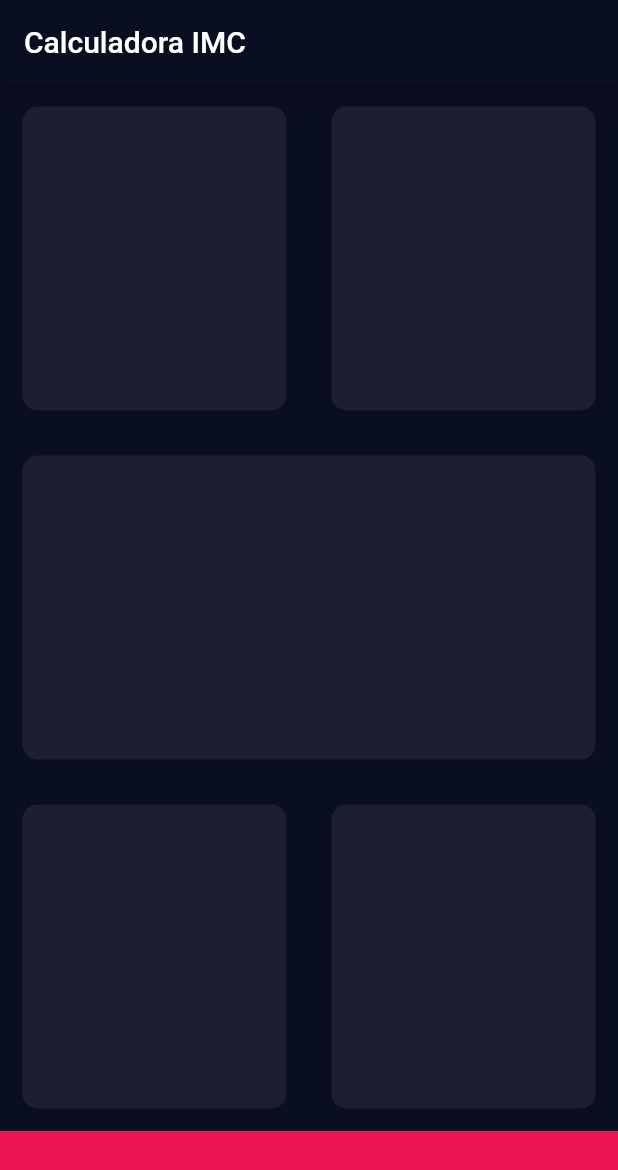
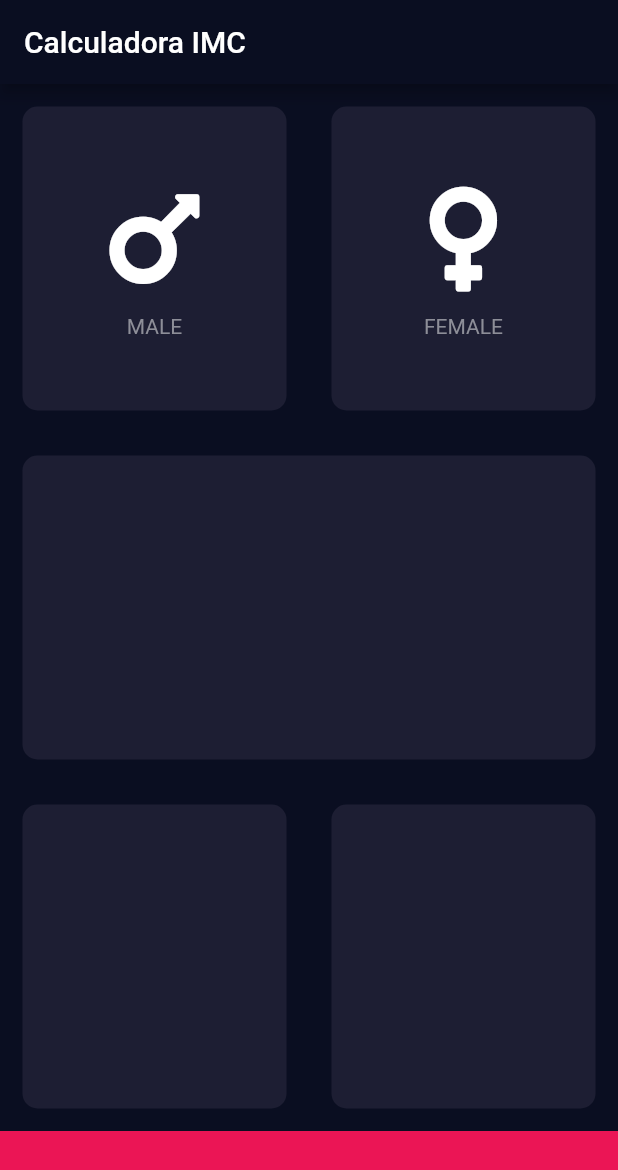
Before and after one commit to WaAlvis/CalculatorIMC, a Flutter app: the screen it shows after launch, on a phone screen of 412 x 824 dp. Shown: the top 1170 px of the screen. Run offline on Flutter 3.47's test engine with Material 2 defaults, Android fonts, the phone set to English and light mode, and no system bars; our stand-ins replace font_awesome_flutter.

Commit message:
extayendo nuevos widgets

```diff
--- /dev/null
+++ b/lib/custon_widgets/icon_content.dart
@@ -0,0 +1,29 @@
+import 'package:flutter/material.dart';
+
+
+class IconContent extends StatelessWidget {
+  IconContent({this.icon, this.label});
+
+  final IconData icon;
+  final String label;
+
+  @override
+  Widget build(BuildContext context) {
+    return Column(
+      mainAxisAlignment: MainAxisAlignment.center,
+      children: <Widget>[
+        Icon(
+          icon,
+          size: 80,
+        ),
+        SizedBox(
+          height: 10,
+        ),
+        Text(
+          label,
+          style: TextStyle(color: Color(0xFF8D8E98)),
+        )
+      ],
+    );
+  }
+}
--- /dev/null
+++ b/lib/custon_widgets/reusable_card.dart
@@ -0,0 +1,20 @@
+import 'package:flutter/material.dart';
+
+class ReusableCard extends StatelessWidget {
+  ReusableCard({@required this.colour, this.cardChild});
+
+  final Color colour;
+  final Widget cardChild;
+
+  @override
+  Widget build(BuildContext context) {
+    return Container(
+      child: cardChild,
+      margin: EdgeInsets.all(15),
+      decoration: BoxDecoration(
+        color: colour,
+        borderRadius: BorderRadius.circular(10.0),
+      ),
+    );
+  }
+}
--- a/lib/input_page.dart
+++ b/lib/input_page.dart
@@ -1,4 +1,8 @@
 import 'package:flutter/material.dart';
+import 'package:font_awesome_flutter/font_awesome_flutter.dart';
+
+import 'custon_widgets/icon_content.dart';
+import 'custon_widgets/reusable_card.dart';
 
 const bottomContainerHeight = 70.0;
 const activeCardColour = Color(0xFF1D1E33);
@@ -10,6 +14,7 @@ class InputPage extends StatefulWidget {
 }
 
 //1DIE33
+//8D8E98
 class _InputPageState extends State<InputPage> {
   @override
   Widget build(BuildContext context) {
@@ -23,10 +28,19 @@ class _InputPageState extends State<InputPage> {
             child: Row(
               children: <Widget>[
                 Expanded(
-                  child: ReusableCard(colour: activeCardColour),
+                  child: ReusableCard(
+                    colour: activeCardColour,
+                    cardChild: IconContent(
+                      icon: FontAwesomeIcons.mars,
+                      label: 'MALE',
+                    ),
+                  ),
                 ),
                 Expanded(
-                  child: ReusableCard(colour: activeCardColour),
+                  child: ReusableCard(
+                    colour: activeCardColour,
+                    cardChild: IconContent(icon: FontAwesomeIcons.venus, label: 'FEMALE',),
+                  ),
                 ),
               ],
             ),
@@ -56,20 +70,3 @@ class _InputPageState extends State<InputPage> {
     );
   }
 }
-
-class ReusableCard extends StatelessWidget {
-  Color colour;
-
-  ReusableCard({@required this.colour});
-
-  @override
-  Widget build(BuildContext context) {
-    return Container(
-      margin: EdgeInsets.all(15),
-      decoration: BoxDecoration(
-        color: colour,
-        borderRadius: BorderRadius.circular(10.0),
-      ),
-    );
-  }
-}
--- a/pubspec.yaml
+++ b/pubspec.yaml
@@ -21,6 +21,7 @@ environment:
   sdk: ">=2.7.0 <3.0.0"
 
 dependencies:
+  font_awesome_flutter: ^8.8.1
   flutter:
     sdk: flutter
 
```
Also changed, not shown: pubspec.lock.
